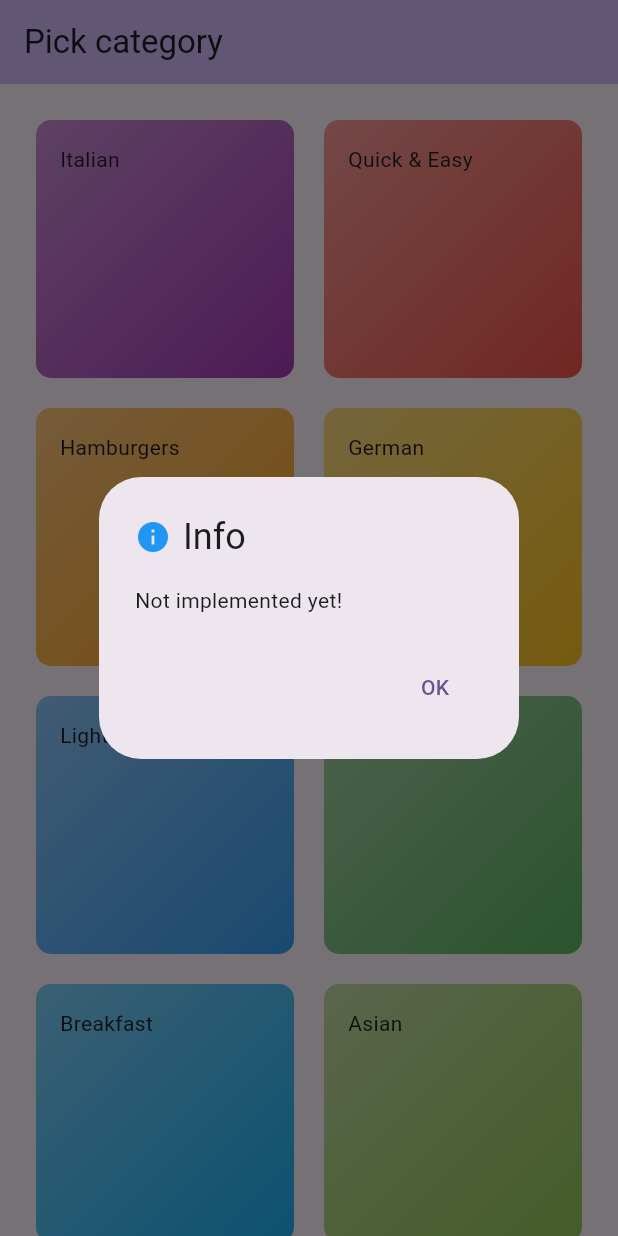
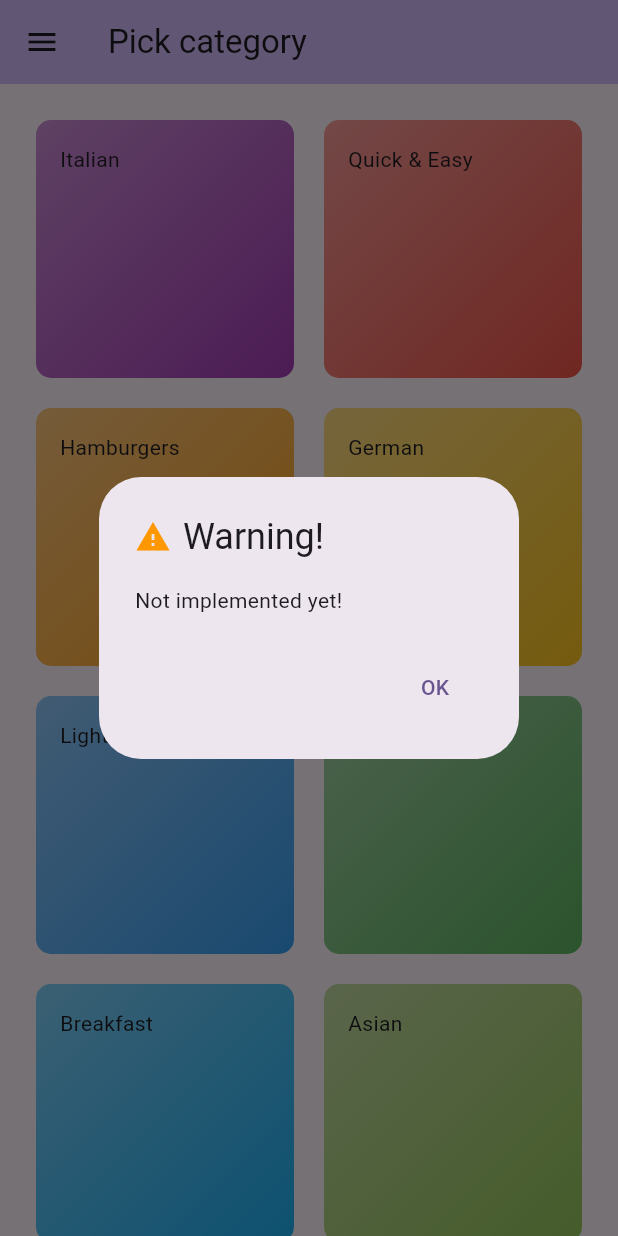
Before and after one commit to dawiz147/flutter_learning, a Flutter app: the screen it shows after launch, after a tap on "Italian", on a phone screen of 412 x 824 dp. Run offline on Flutter 3.47's test engine with Material 2 defaults, Android fonts, the phone set to English and light mode, and no system bars.

Commit message:
[#5] Add empty drawer as a menu

```diff
--- a/flutter_learning_playground/lib/screens/categories.dart
+++ b/flutter_learning_playground/lib/screens/categories.dart
@@ -1,6 +1,7 @@
 import 'package:flutter/material.dart';
 import 'package:flutter_learning_playground/data/dummy_data_categories.dart';
 import 'package:flutter_learning_playground/widgets/category_grid_item.dart';
+import 'package:flutter_learning_playground/widgets/custom_drawer.dart';
 
 class CategoriesScreen extends StatelessWidget {
   const CategoriesScreen({super.key});
@@ -12,6 +13,7 @@ class CategoriesScreen extends StatelessWidget {
           backgroundColor: Theme.of(context).colorScheme.inversePrimary,
           title: const Text('Pick category'),
         ),
+        drawer: const Drawer(child: CustomDrawer()),
         body: GridView(
           padding: const EdgeInsets.all(24),
           gridDelegate: const SliverGridDelegateWithFixedCrossAxisCount(
--- a/flutter_learning_playground/lib/widgets/category_grid_item.dart
+++ b/flutter_learning_playground/lib/widgets/category_grid_item.dart
@@ -11,7 +11,7 @@ class CategoryGridItem extends StatelessWidget {
   Widget build(BuildContext context) {
     return InkWell(
         onTap: () {
-          MessageDialog.showInfoDialog(
+          MessageDialog.showWarningDialog(
               context, MessageTexts.notImplementedYetMessage);
         },
         splashColor: Theme.of(context).primaryColor,
--- /dev/null
+++ b/flutter_learning_playground/lib/widgets/custom_drawer.dart
@@ -0,0 +1,37 @@
+import 'package:flutter/material.dart';
+import 'package:flutter_learning_playground/constants/message_texts.dart';
+
+class CustomDrawer extends StatelessWidget {
+  const CustomDrawer({super.key});
+
+  @override
+  Widget build(BuildContext context) {
+    return ListView(
+      padding: EdgeInsets.zero,
+      children: [
+        const Center(
+            child: DrawerHeader(
+          child: Text('Drawer Header'),
+        )),
+        ListTile(
+          leading: const Icon(
+            Icons.warning,
+          ),
+          title: const Text(MessageTexts.notImplementedYetMessage),
+          onTap: () {
+            Navigator.pop(context);
+          },
+        ),
+        ListTile(
+          leading: const Icon(
+            Icons.warning,
+          ),
+          title: const Text(MessageTexts.notImplementedYetMessage),
+          onTap: () {
+            Navigator.pop(context);
+          },
+        ),
+      ],
+    );
+  }
+}
```
Also changed, not shown: flutter_learning_playground/lib/data/dummy_data_categories.dart (line endings or trailing spaces).
